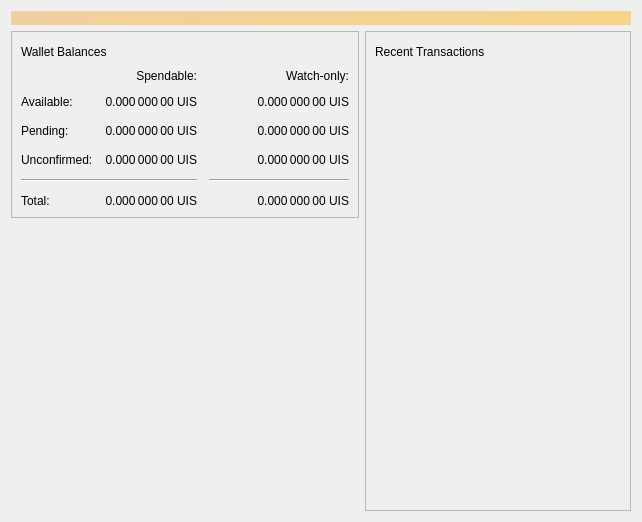
Old version of the form src/qt/forms/overviewpage.ui in the repository unitusdev/unitus.
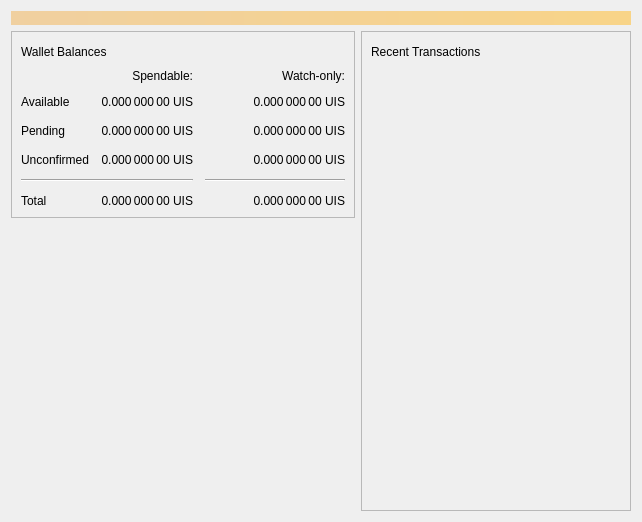
New version of the form. Icons and pictures are not drawn.

Diff of the .ui file:
```diff
--- a/src/qt/forms/overviewpage.ui
+++ b/src/qt/forms/overviewpage.ui
@@ -241,7 +241,7 @@
             <item row="3" column="0">
              <widget class="QLabel" name="labelImmatureText">
               <property name="text">
-               <string>Unconfirmed:</string>
+               <string>Unconfirmed</string>
               </property>
              </widget>
             </item>
@@ -296,7 +296,7 @@
             <item row="1" column="0">
              <widget class="QLabel" name="labelBalanceText">
               <property name="text">
-               <string>Available:</string>
+               <string>Available</string>
               </property>
              </widget>
             </item>
@@ -341,7 +341,7 @@
             <item row="2" column="0">
              <widget class="QLabel" name="labelPendingText">
               <property name="text">
-               <string>Pending:</string>
+               <string>Pending</string>
               </property>
              </widget>
             </item>
@@ -358,7 +358,7 @@
             <item row="5" column="0">
              <widget class="QLabel" name="labelTotalText">
               <property name="text">
-               <string>&lt;html&gt;&lt;head/&gt;&lt;body&gt;&lt;p&gt;Total:&lt;/p&gt;&lt;/body&gt;&lt;/html&gt;</string>
+               <string>&lt;html&gt;&lt;head/&gt;&lt;body&gt;&lt;p&gt;Total&lt;/p&gt;&lt;/body&gt;&lt;/html&gt;</string>
               </property>
              </widget>
             </item>
```
